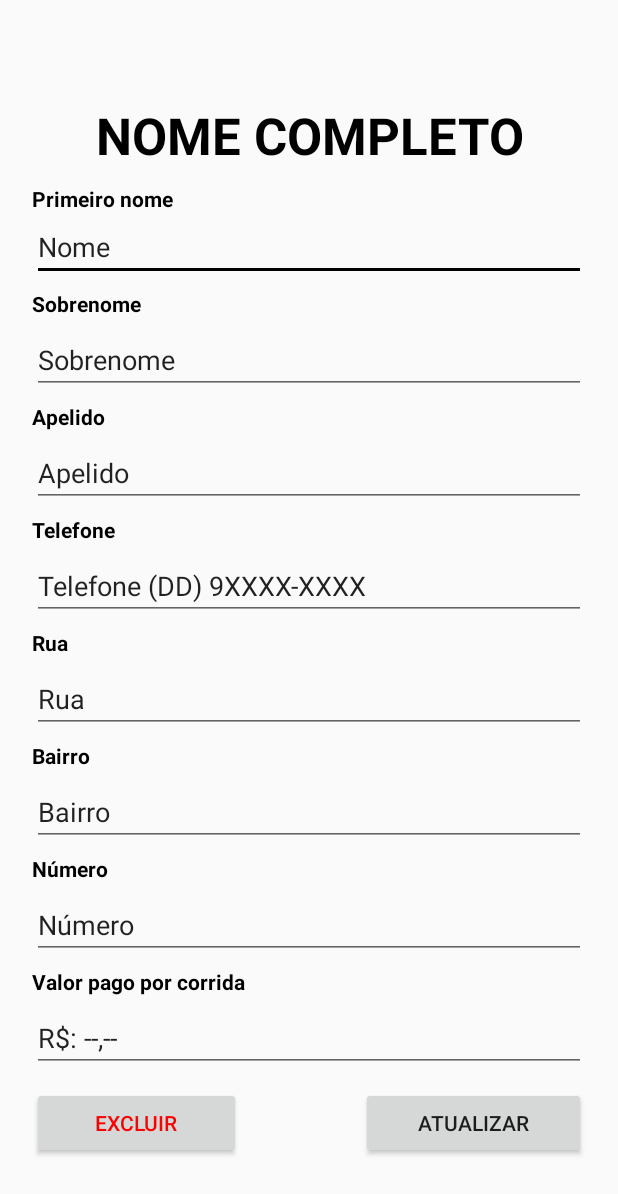
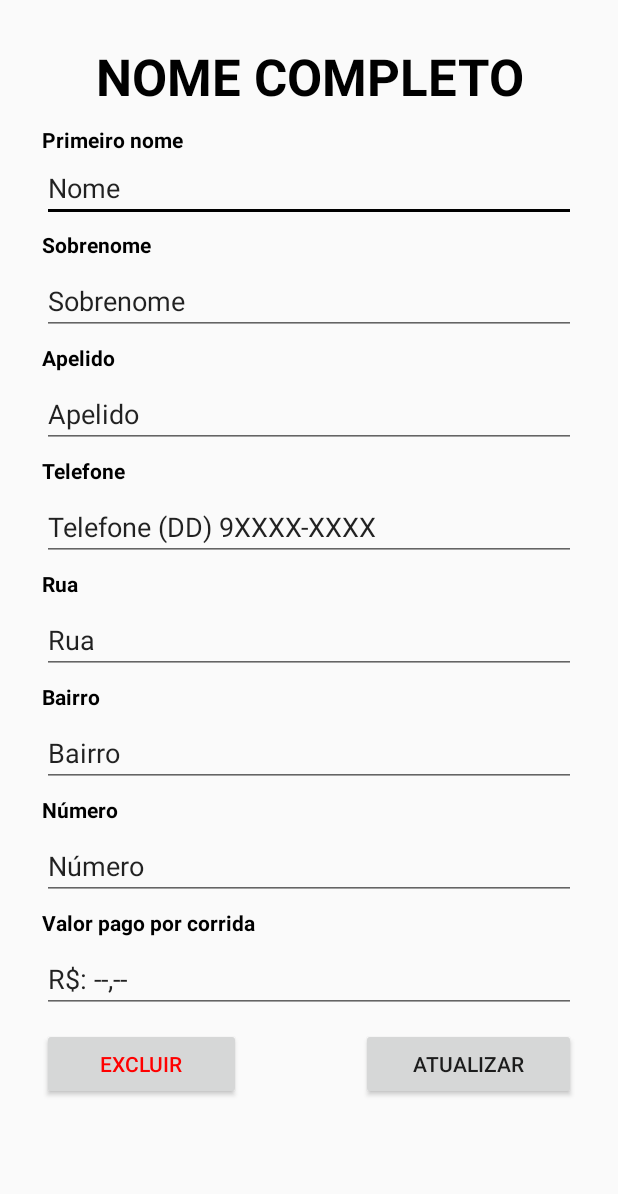
Before and after one commit to Claudino2001/CarBill, an Android app: the layout activity_infos_do_cadastro.xml on its own in the app's theme, with its tools: preview values and no code run, on a phone screen of 412 x 824 dp. Shown: the top 1194 px of the screen. Run offline under Robolectric (Android 15) with nearby library versions, the phone set to English and light mode, and no system bars.

Commit message:
correção: corri o erro de atualização de tela
Primeira versão pode ser lançada.

```diff
--- a/CarBillProject/app/src/main/java/br/com/application/carbill/TelaContatos.java
+++ b/CarBillProject/app/src/main/java/br/com/application/carbill/TelaContatos.java
@@ -90,7 +90,7 @@ public class TelaContatos extends AppCompatActivity {
             }
 
             ArrayAdapter<ClassPessoa> adapter = new AdapterTuplaTodasAsPessoas(this, pessoas);
-            txtNumContatos.setText(pessoas.size() + " contatos cadastrados");
+            txtNumContatos.setText(pessoas.size() + " pessoas cadastradas");
             listPessoas.setAdapter(adapter);
 
             banco.close();
--- a/CarBillProject/app/src/main/java/br/com/application/carbill/TelaInfoPerson.java
+++ b/CarBillProject/app/src/main/java/br/com/application/carbill/TelaInfoPerson.java
@@ -82,7 +82,7 @@ public class TelaInfoPerson extends AppCompatActivity {
         AlertDialog.Builder msgBox = new AlertDialog.Builder(this);
         msgBox.setTitle("EXCLUIR VIAGEM");
         msgBox.setIcon(R.drawable.ic_lixeira);
-        msgBox.setMessage("Tem certeza que deseja excluir permanentemente essa corrida?.\nEssa ação não pode ser desfeita.");
+        msgBox.setMessage("Tem certeza que deseja excluir permanentemente essa corrida?\nEssa ação não pode ser desfeita.");
         msgBox.setPositiveButton("Sim", new DialogInterface.OnClickListener() {
             @Override
             public void onClick(DialogInterface dialogInterface, int i) {
--- a/CarBillProject/app/src/main/res/layout/activity_infos_do_cadastro.xml
+++ b/CarBillProject/app/src/main/res/layout/activity_infos_do_cadastro.xml
@@ -6,18 +6,22 @@
     android:layout_height="match_parent"
     tools:context=".Tela_infos_do_cadastro">
 
+    <ScrollView
+        android:layout_width="match_parent"
+        android:layout_height="match_parent"
+        app:layout_constraintBottom_toBottomOf="parent"
+        app:layout_constraintEnd_toEndOf="parent"
+        app:layout_constraintStart_toStartOf="parent"
+        app:layout_constraintTop_toTopOf="parent">
+
         <LinearLayout
-        android:layout_width="409dp"
-        android:layout_height="729dp"
+            android:layout_width="match_parent"
+            android:layout_height="wrap_content"
             android:layout_marginStart="8dp"
             android:layout_marginTop="8dp"
             android:layout_marginEnd="8dp"
             android:layout_marginBottom="8dp"
-        android:orientation="vertical"
-        app:layout_constraintBottom_toBottomOf="parent"
-        app:layout_constraintEnd_toEndOf="parent"
-        app:layout_constraintStart_toStartOf="parent"
-        app:layout_constraintTop_toTopOf="parent">
+            android:orientation="vertical">
 
             <TextView
                 android:id="@+id/txtTitulo"
@@ -221,4 +225,6 @@
                     android:text="ATUALIZAR" />
             </LinearLayout>
         </LinearLayout>
+    </ScrollView>
+
 </androidx.constraintlayout.widget.ConstraintLayout>
--- a/CarBillProject/app/src/main/res/layout/activity_tela_contatos.xml
+++ b/CarBillProject/app/src/main/res/layout/activity_tela_contatos.xml
@@ -32,7 +32,7 @@
         android:layout_marginEnd="131dp"
         android:foregroundGravity="center"
         android:gravity="center"
-        android:text="N contatos cadastrados"
+        android:text="N pessoas cadastrados"
         android:textAlignment="center"
         app:layout_constraintEnd_toEndOf="parent"
         app:layout_constraintStart_toStartOf="parent"
--- a/CarBillProject/app/src/main/res/layout/activity_tela_diaria.xml
+++ b/CarBillProject/app/src/main/res/layout/activity_tela_diaria.xml
@@ -25,7 +25,7 @@
         android:id="@+id/buttonRegistroDiario"
         android:layout_width="118dp"
         android:layout_height="54dp"
-        android:layout_marginBottom="30dp"
+        android:layout_marginBottom="40dp"
         android:text="Registrar"
         app:layout_constraintBottom_toBottomOf="parent"
         app:layout_constraintEnd_toEndOf="parent"
```
Also changed, not shown: CarBillProject/app/src/main/java/br/com/application/carbill/MainActivity.java (+10 -9 lines), CarBillProject/app/src/main/res/layout/activity_tela_info_person.xml (+7 -2 lines). Lines whose indentation alone changed are shown as unchanged.
